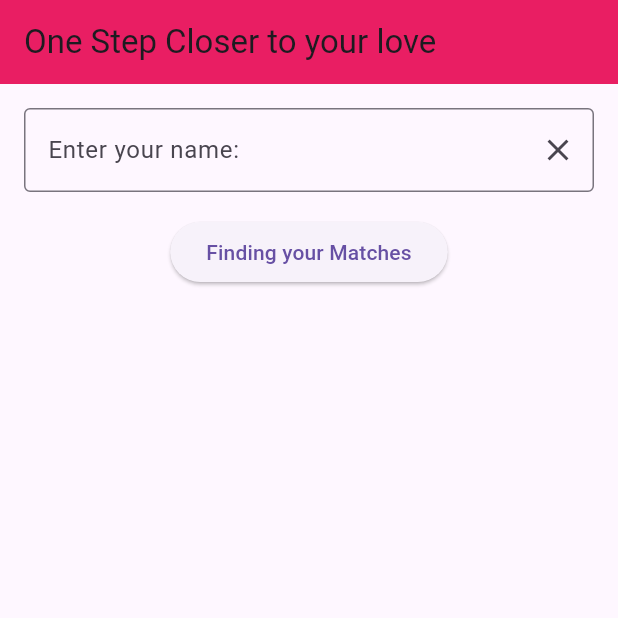
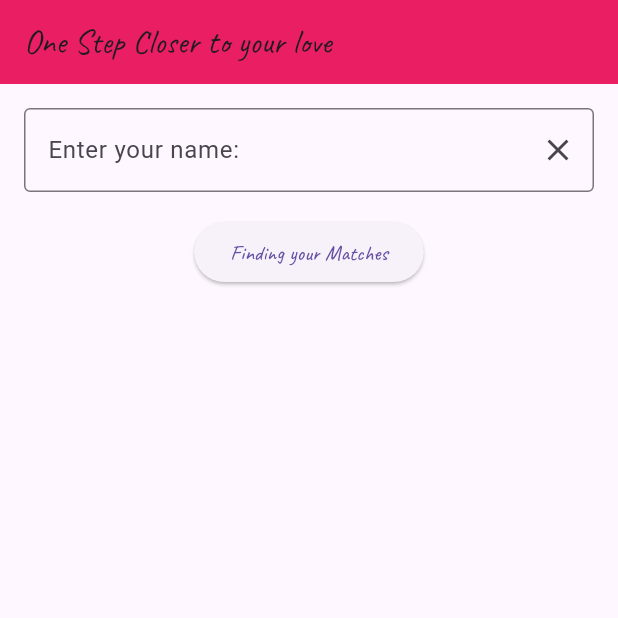
Before and after one commit to riley-tannie/flutter_app, a Flutter app: the screen it shows after launch, on a phone screen of 412 x 824 dp, the top half of it. Run offline on Flutter 3.47's test engine with Material 3 defaults, Android fonts, the phone set to English and light mode, and no system bars.

Commit message:
font updated

```diff
--- a/lib/week04/datainput.dart
+++ b/lib/week04/datainput.dart
@@ -21,7 +21,7 @@ class _DataInputState extends State<DataInput> {
   Widget build(BuildContext context) {
     return Scaffold(
       appBar: AppBar(
-        title: Text('One Step Closer to your love'),
+        title: Text('One Step Closer to your love', style: TextStyle(fontFamily: 'Caveat'),),
         backgroundColor: Colors.pink,
         ),
         body: Column(
@@ -40,7 +40,7 @@ class _DataInputState extends State<DataInput> {
             ),
             ElevatedButton(
               onPressed: () => updateText(), //better with parameters
-              child: Text('Finding your Matches')
+              child: Text('Finding your Matches', style: TextStyle(fontFamily: 'Caveat'))
             ),
               SizedBox(height: 16,),
             Text(message),
```
Also changed, not shown: pubspec.yaml (+6 -6 lines), fonts/Caveat-VariableFont_wght.ttf (added).
